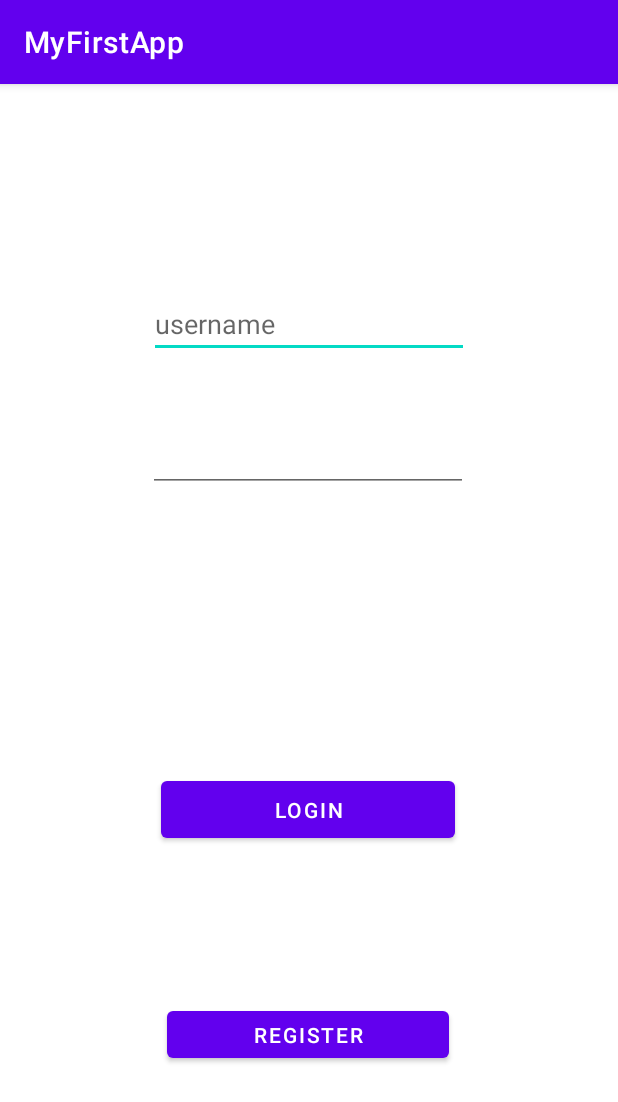
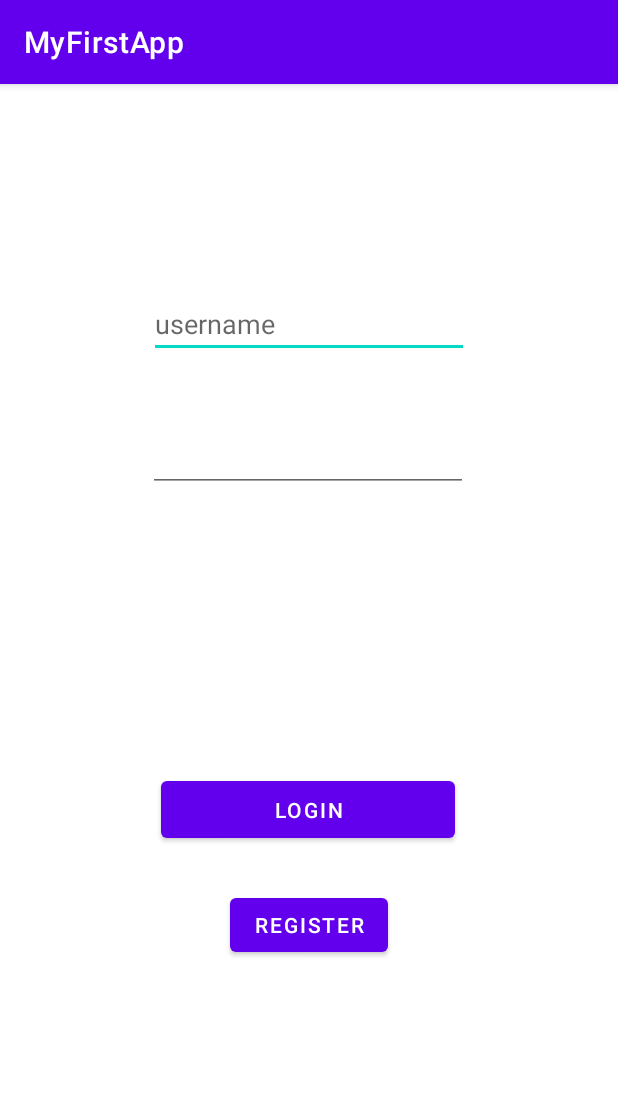
Before and after one commit to DavidSaizVazquez/nasapiApp, an Android app: the screen it shows after launch (MainActivity), after a tap on "LOGIN", on a phone screen of 412 x 824 dp. Shown: the top 1102 px of the screen. Run offline under Robolectric (Android 15) with nearby library versions, the phone set to English and light mode, and no system bars.

Commit message:
added the register

```diff
--- a/app/src/main/AndroidManifest.xml
+++ b/app/src/main/AndroidManifest.xml
@@ -22,6 +22,7 @@
                 android:name="android.support.PARENT_ACTIVITY"
                 android:value=".MainActivity" />
         </activity>
+
         <activity
             android:name=".LoginSuccessful"
             android:parentActivityName=".MainActivity">
--- /dev/null
+++ b/app/src/main/java/com/dave/myfirstapp/HandleFunction.java
@@ -0,0 +1,5 @@
+package com.dave.myfirstapp;
+
+public interface HandleFunction {
+    public void run(String result);
+}
--- a/app/src/main/java/com/dave/myfirstapp/LoginSuccessful.java
+++ b/app/src/main/java/com/dave/myfirstapp/LoginSuccessful.java
@@ -20,6 +20,5 @@ public class LoginSuccessful extends FragmentActivity {
         String message = intent.getStringExtra(MainActivity.EXTRA_MESSAGE);
         TextView textView = findViewById(R.id.textView);
         textView.setText("Welcome!, "+message);
-
     }
 }
--- a/app/src/main/java/com/dave/myfirstapp/MainActivity.java
+++ b/app/src/main/java/com/dave/myfirstapp/MainActivity.java
@@ -49,7 +49,7 @@ public class MainActivity extends AppCompatActivity {
         String psw = pswText.getText().toString();
         String params = "uname="+username+"&psw="+psw;
 
-        AsyncPetition("http://10.0.2.2:9000/Application/androidLogin","GET",params,(result -> {
+        Utils.AsyncPetition("http://10.0.2.2:9000/Application/androidLogin","GET",params,(result -> {
             try {
                 JSONObject jsonObject = new JSONObject(result);
                 if(jsonObject.has("login")) {
@@ -64,60 +64,8 @@ public class MainActivity extends AppCompatActivity {
                 e.printStackTrace();
             }
         }));
-
     }
 
-    private interface HandleFunction{
-        public void run(String result);
-    }
-
-    public void AsyncPetition(String query, String method, String params,HandleFunction function) {
 
 
-        new Thread(new Runnable() {
-            InputStream stream = null;
-            String result = null;
-            final Handler handler = HandlerCompat.createAsync(Looper.getMainLooper());
-            public void run() {
-                BufferedReader reader;
-                String line;
-
-                try {
-                    URL url = new URL(query);
-                    HttpURLConnection conn = (HttpURLConnection) url.openConnection();
-                    conn.setReadTimeout(10000 );
-                    conn.setConnectTimeout(15000 /* milliseconds */);
-                    conn.setRequestMethod(method);
-                    conn.setDoInput(true);
-                    conn.setDoOutput(true);
-                    conn.connect();
-
-                    OutputStream os = conn.getOutputStream();
-                    BufferedWriter writer = new BufferedWriter(
-                            new OutputStreamWriter(os, "UTF-8"));
-                    writer.write(params);
-                    writer.flush();
-                    writer.close();
-                    os.close();
-
-                    stream = conn.getInputStream();
-                    StringBuilder sb = new StringBuilder();
-                    reader = new BufferedReader(new InputStreamReader(stream));
-
-
-                    while ((line = reader.readLine()) != null) {
-                        sb.append(line);
-                    }
-                    result = sb.toString();
-
-                    //Codi correcte
-                    handler.post(()->function.run(result));
-
-                } catch (Exception e) {
-                    e.printStackTrace();
-                }
-            }
-        }).start();
-    }
-
 }
--- /dev/null
+++ b/app/src/main/java/com/dave/myfirstapp/Utils.java
@@ -0,0 +1,66 @@
+package com.dave.myfirstapp;
+
+import android.os.Handler;
+import android.os.Looper;
+
+import androidx.core.os.HandlerCompat;
+
+import java.io.BufferedReader;
+import java.io.BufferedWriter;
+import java.io.InputStream;
+import java.io.InputStreamReader;
+import java.io.OutputStream;
+import java.io.OutputStreamWriter;
+import java.net.HttpURLConnection;
+import java.net.URL;
+
+public class Utils {
+    public static void AsyncPetition(String query, String method, String params, HandleFunction function) {
+
+
+        new Thread(new Runnable() {
+            InputStream stream = null;
+            String result = null;
+            final Handler handler = HandlerCompat.createAsync(Looper.getMainLooper());
+            public void run() {
+                BufferedReader reader;
+                String line;
+
+                try {
+                    URL url = new URL(query);
+                    HttpURLConnection conn = (HttpURLConnection) url.openConnection();
+                    conn.setReadTimeout(10000 );
+                    conn.setConnectTimeout(15000 /* milliseconds */);
+                    conn.setRequestMethod(method);
+                    conn.setDoInput(true);
+                    conn.setDoOutput(true);
+                    conn.connect();
+
+                    OutputStream os = conn.getOutputStream();
+                    BufferedWriter writer = new BufferedWriter(
+                            new OutputStreamWriter(os, "UTF-8"));
+                    writer.write(params);
+                    writer.flush();
+                    writer.close();
+                    os.close();
+
+                    stream = conn.getInputStream();
+                    StringBuilder sb = new StringBuilder();
+                    reader = new BufferedReader(new InputStreamReader(stream));
+
+
+                    while ((line = reader.readLine()) != null) {
+                        sb.append(line);
+                    }
+                    result = sb.toString();
+
+                    //Codi correcte
+                    handler.post(()->function.run(result));
+
+                } catch (Exception e) {
+                    e.printStackTrace();
+                }
+            }
+        }).start();
+    }
+}
--- a/app/src/main/res/layout/activity_main.xml
+++ b/app/src/main/res/layout/activity_main.xml
@@ -5,21 +5,6 @@
     android:layout_width="match_parent"
     android:layout_height="match_parent"
     tools:context=".MainActivity">
-
-    <Button
-        android:id="@+id/button"
-        android:layout_width="188dp"
-        android:layout_height="43dp"
-        android:layout_marginTop="120dp"
-        android:layout_marginBottom="114dp"
-        android:onClick="register"
-        android:text="@string/register"
-        app:layout_constraintBottom_toBottomOf="parent"
-        app:layout_constraintEnd_toEndOf="parent"
-        app:layout_constraintHorizontal_bias="0.497"
-        app:layout_constraintStart_toStartOf="parent"
-        app:layout_constraintTop_toBottomOf="@+id/button2"
-        app:layout_constraintVertical_bias="0.945" />
 
     <Button
         android:id="@+id/button2"
@@ -60,4 +45,15 @@
         app:layout_constraintTop_toTopOf="parent"
         app:layout_constraintVertical_bias="0.314" />
 
+    <Button
+        android:id="@+id/button3"
+        android:layout_width="wrap_content"
+        android:layout_height="wrap_content"
+        android:layout_marginTop="28dp"
+        android:onClick="register"
+        android:text="@string/register"
+        app:layout_constraintEnd_toEndOf="parent"
+        app:layout_constraintStart_toStartOf="parent"
+        app:layout_constraintTop_toBottomOf="@+id/button2" />
+
 </androidx.constraintlayout.widget.ConstraintLayout>
```
Also changed, not shown: app/src/main/java/com/dave/myfirstapp/register.java (+51 -7 lines), app/src/main/res/layout/activity_login_successful.xml (+9 -6 lines), app/src/main/res/layout/register.xml (+15 -1 lines), app/src/main/res/values/strings.xml (+1 -16 lines).
